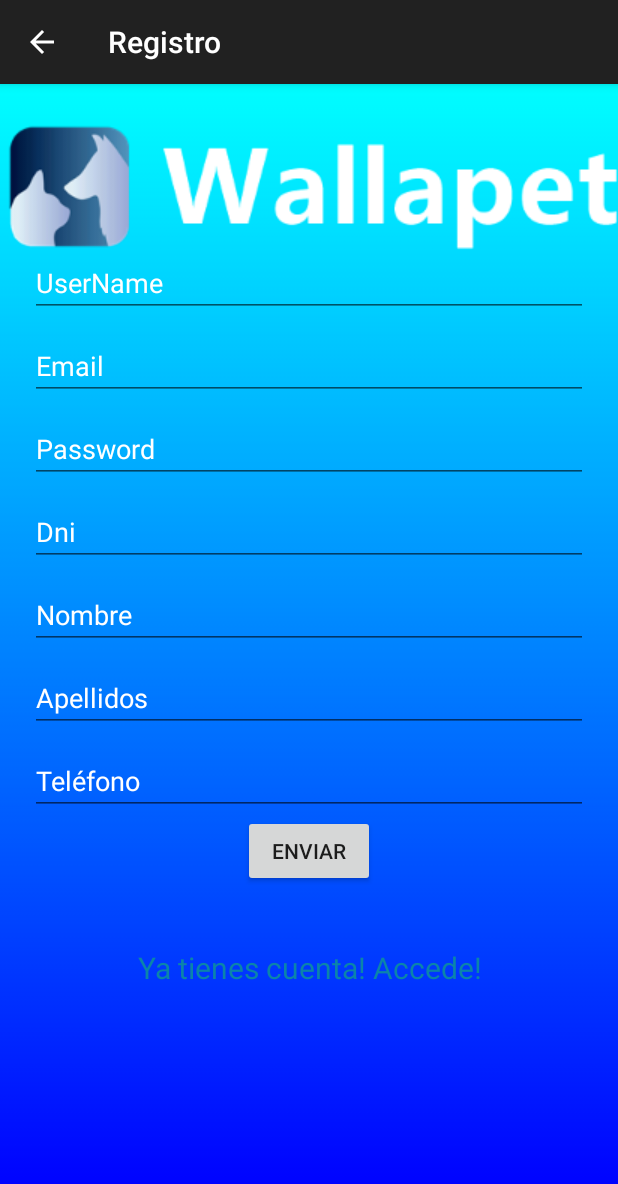
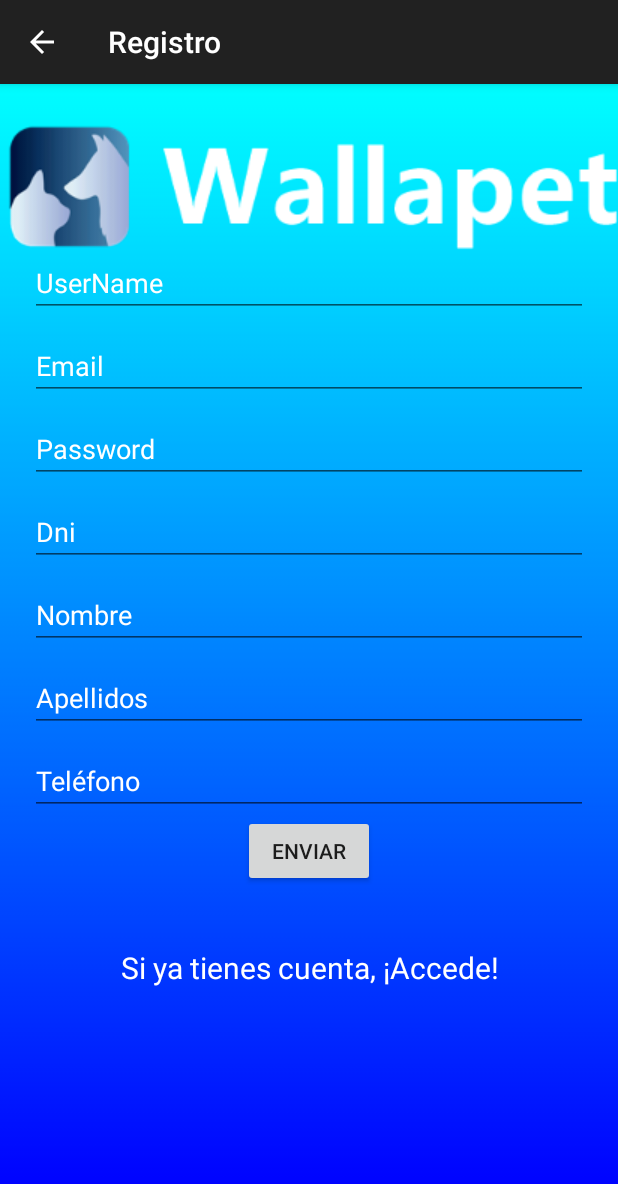
Before and after one commit to WallaTeam/Wallapet, an Android app: the fragment RegistroFragment placed in its activity, on a phone screen of 412 x 824 dp. Shown: the top 1184 px of the screen. Run offline under Robolectric (Android 15) with nearby library versions, the phone set to English and light mode, and no system bars; 2 statements that could not run were skipped.

Commit message:
Añadida opción de compartir app y anuncios. Modificados aspectos de diseño y algunas irregularidades.

```diff
--- a/app/src/main/java/com/hyenatechnologies/wallapet/pantallas/LoginFragment.java
+++ b/app/src/main/java/com/hyenatechnologies/wallapet/pantallas/LoginFragment.java
@@ -6,8 +6,10 @@ import android.os.Bundle;
 import android.view.LayoutInflater;
 import android.view.View;
 import android.view.ViewGroup;
+import android.widget.Button;
 
 import com.hyenatechnologies.wallapet.R;
+import com.hyenatechnologies.wallapet.ViewGroupUtils;
 
 /**
  * Fragment que implementa el formulario de login.
@@ -19,7 +21,15 @@ public class LoginFragment extends Fragment {
     public View onCreateView(LayoutInflater inflater, ViewGroup container,
                              Bundle savedInstanceState){
         ((PantallaPrincipal) getActivity()).setTitle("Login");
-        View rootView = inflater.inflate(R.layout.activity_login, container, false);
+        final View rootView = inflater.inflate(R.layout.activity_login, container, false);
+        final View newView = inflater.inflate(R.layout.activity_registro, container, false);
+        final Button button = (Button) rootView.findViewById(R.id.btnRegistro);
+        button.setOnClickListener(new View.OnClickListener() {
+            public void onClick(View v) {
+                ViewGroupUtils.replaceView(rootView,newView);
+                ((PantallaPrincipal) getActivity()).setTitle("Registro");
+            }
+        });
         return rootView;
     }
 }
--- a/app/src/main/res/layout/activity_registro.xml
+++ b/app/src/main/res/layout/activity_registro.xml
@@ -1,7 +1,7 @@
 <?xml version="1.0" encoding="utf-8"?>
-
-<FrameLayout xmlns:android="http://schemas.android.com/apk/res/android" android:orientation="vertical"
-    android:layout_width="fill_parent" android:layout_height="fill_parent"  >
+<FrameLayout
+    xmlns:android="http://schemas.android.com/apk/res/android" android:orientation="vertical"
+    android:layout_width="fill_parent" android:layout_height="fill_parent">
 
     <ImageView
         android:layout_width="fill_parent"
@@ -11,45 +11,58 @@
 
     </ImageView>
 
-    <LinearLayout
+    <ScrollView
         android:layout_width="fill_parent"
         android:layout_height="fill_parent"
-        android:orientation="vertical"
         android:padding="20dip">
+
+        <LinearLayout
+            android:layout_width="match_parent"
+            android:layout_height="match_parent"
+            android:orientation="vertical">
 
         <EditText android:id="@+id/txtUserName" android:layout_height="wrap_content" android:layout_width="fill_parent"
             android:hint="UserName" android:inputType="text"
             android:layout_marginTop="90dip"
-            android:textColorHint="#FFFFFF" />
+            android:textColorHint="#FFFFFF"
+            android:textColor="#FFFFFF" />
 
         <EditText android:id="@+id/txtEmail" android:layout_marginTop="10dip" android:layout_height="wrap_content"
             android:layout_width="fill_parent" android:hint="Email" android:inputType="textEmailAddress"
-            android:textColorHint="#FFFFFF"/>
+            android:textColorHint="#FFFFFF"
+            android:textColor="#FFFFFF" />
 
         <EditText android:id="@+id/txtPass" android:layout_height="wrap_content"
             android:layout_width="fill_parent" android:hint="Password" android:inputType="textPassword"
             android:layout_marginTop="10dip"
-            android:textColorHint="#FFFFFF"/>
+            android:textColorHint="#FFFFFF"
+            android:password="true"
+            android:textColor="#FFFFFF" />
 
         <EditText android:id="@+id/txtDNI" android:layout_height="wrap_content"
             android:layout_width="fill_parent" android:hint="Dni" android:inputType="textPassword"
             android:layout_marginTop="10dip"
-            android:textColorHint="#FFFFFF"/>
+            android:textColorHint="#FFFFFF"
+            android:textColor="#FFFFFF" />
 
         <EditText android:id="@+id/txtNombre" android:layout_height="wrap_content"
             android:layout_width="fill_parent" android:hint="Nombre" android:inputType="textPassword"
             android:layout_marginTop="10dip"
-            android:textColorHint="#FFFFFF"/>
+            android:textColorHint="#FFFFFF"
+            android:textColor="#FFFFFF" />
 
         <EditText android:id="@+id/txtApellidos" android:layout_height="wrap_content"
             android:layout_width="fill_parent" android:hint="Apellidos" android:inputType="textPassword"
             android:layout_marginTop="10dip"
-            android:textColorHint="#FFFFFF" />
+            android:textColorHint="#FFFFFF"
+            android:textColor="#FFFFFF" />
 
         <EditText android:id="@+id/txtTelefono" android:layout_height="wrap_content"
             android:layout_width="fill_parent" android:hint="Teléfono" android:inputType="textPassword"
             android:layout_marginTop="10dip"
-            android:textColorHint="#FFFFFF"/>
+            android:textColorHint="#FFFFFF"
+            android:phoneNumber="true"
+            android:textColor="#FFFFFF" />
 
         <Button android:id="@+id/btnRegister" android:layout_height="wrap_content"
             android:layout_width="wrap_content" android:text="enviar"
@@ -60,10 +73,10 @@
             android:layout_height="wrap_content"
             android:layout_marginTop="40dip"
             android:layout_marginBottom="40dip"
-            android:text="Ya tienes cuenta! Accede!"
+            android:text="Si ya tienes cuenta, ¡Accede!"
             android:gravity="center"
             android:textSize="20dip"
-            android:textColor="#0b84aa"/>
+            android:textColor="#FFFFFF"/>
 
         <TextView android:id="@+id/register_error"
             android:layout_width="fill_parent"
@@ -74,6 +87,7 @@
             android:gravity="center"
             android:textSize="20dip"
             android:textColor="#0b84aa"/>
+        </LinearLayout>
 
-    </LinearLayout>
+    </ScrollView>
 </FrameLayout>
--- a/app/src/main/res/layout/activity_vista_anuncio.xml
+++ b/app/src/main/res/layout/activity_vista_anuncio.xml
@@ -205,5 +205,11 @@
         android:layout_width="match_parent"
         android:layout_height="wrap_content" />
 
+    <Button
+        android:text="Comparte este anuncio"
+        android:layout_width="match_parent"
+        android:layout_height="wrap_content"
+        android:id="@+id/shareIt" />
+
 </LinearLayout>
     </ScrollView>
```
Also changed, not shown: app/src/main/java/com/hyenatechnologies/wallapet/pantallas/PantallaPrincipal.java (+17 -3 lines), app/src/main/java/com/hyenatechnologies/wallapet/pantallas/VistaAnuncioFragment.java (+15 -3 lines), app/src/main/res/layout/activity_crear_anuncio.xml (+10 -5 lines), app/src/main/res/layout/activity_login.xml (+8 -12 lines).
